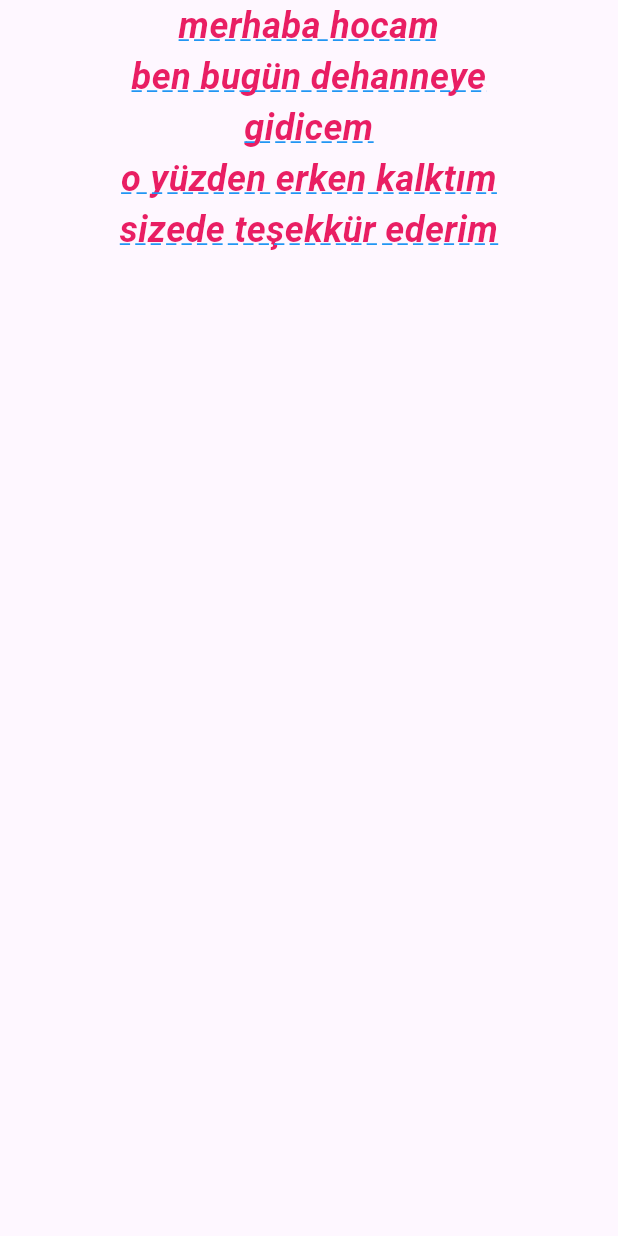
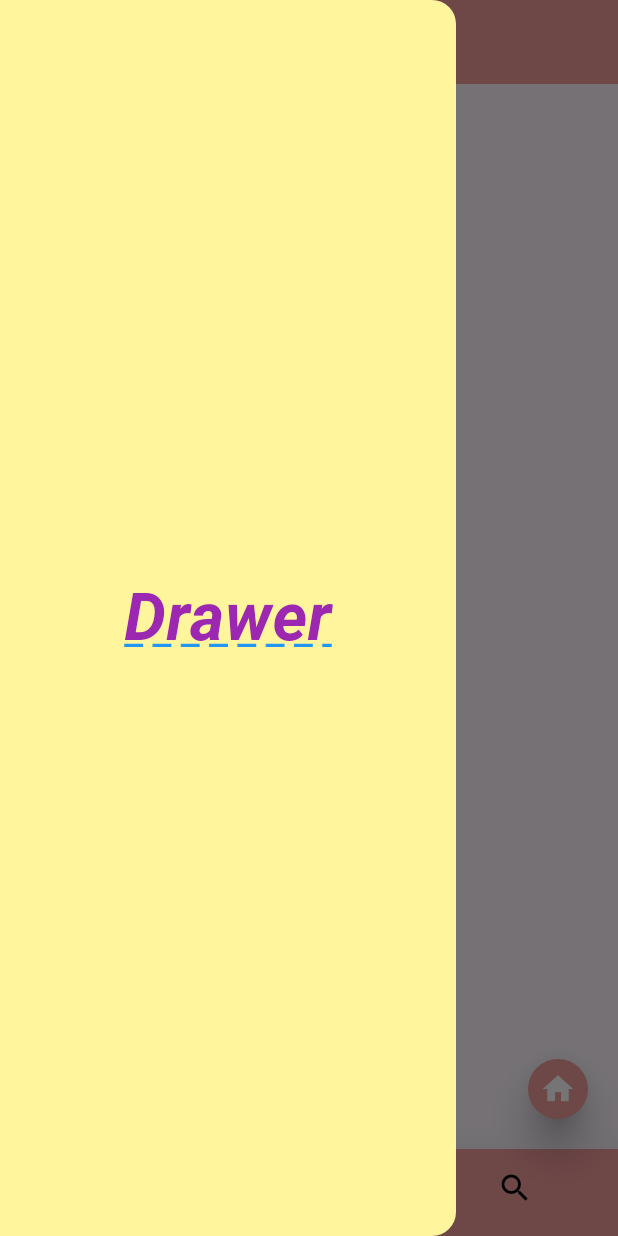
Before and after one commit to akkayasoft/OzelEkipDartFlutterDersleri20242025, a Flutter app: the screen it shows after launch, with the side drawer open (before the commit the screen has no drawer), on a phone screen of 412 x 824 dp. Run offline on Flutter 3.47's test engine with Material 3 defaults, Android fonts, the phone set to English and light mode, and no system bars.

Commit message:
ders3 bitti

```diff
--- a/lib/flutter/day002/ders2_text_widget.dart
+++ b/lib/flutter/day002/ders2_text_widget.dart
@@ -1,6 +1,9 @@
 import 'package:flutter/material.dart';
+import '../widgets/title_text.dart';
 
 class Ders2TextWidget extends StatelessWidget {
+  const Ders2TextWidget({super.key});
+
   @override
   Widget build(BuildContext context) {
     return const Scaffold(
@@ -20,7 +23,7 @@ class Ders2TextWidget extends StatelessWidget {
               title: "o yüzden erken kalktım",
             ),
             TitleText(
-              title: "sizede teşekkür ederim",
+              title: "sizeden teşekkür ederim",
             ),
           ],
         ),
@@ -28,30 +31,3 @@ class Ders2TextWidget extends StatelessWidget {
     );
   }
 }
-
-class TitleText extends StatelessWidget {
-  final String title;
-  const TitleText({
-    required this.title,
-    super.key,
-  });
-
-  @override
-  Widget build(BuildContext context) {
-    return Text(
-      title,
-      maxLines: 2,
-      textAlign: TextAlign.center,
-      overflow: TextOverflow.ellipsis,
-      style: const TextStyle(
-        color: Colors.pink,
-        fontSize: 24,
-        fontWeight: FontWeight.bold,
-        fontStyle: FontStyle.italic,
-        decoration: TextDecoration.underline,
-        decorationColor: Colors.blue,
-        decorationStyle: TextDecorationStyle.dashed,
-      ),
-    );
-  }
-}
--- /dev/null
+++ b/lib/flutter/day003/ders3_scaffold.dart
@@ -0,0 +1,32 @@
+import 'package:flutter/material.dart';
+import '../widgets/alt_menu.dart';
+import '../widgets/cekmece.dart';
+import '../widgets/floating_buton.dart';
+import '../widgets/title_text.dart';
+
+class Ders3Scaffold extends StatelessWidget {
+  const Ders3Scaffold({super.key});
+
+  @override
+  Widget build(BuildContext context) {
+    return Scaffold(
+      appBar: AppBar(
+        backgroundColor: Colors.red.shade200,
+        title: const Text("Scaffold"),
+        centerTitle: true,
+      ),
+      body: const Center(
+        child: TitleText(title: "Scaffold"),
+      ),
+      floatingActionButton: FloatingButon(),
+      drawer: Cekmece(),
+      // endDrawer: Drawer(
+      //   backgroundColor: Colors.yellow.shade200,
+      //   child: const Center(
+      //     child: TitleText(title: "EndDrawer"),
+      //   ),
+      // ),
+      bottomNavigationBar: AltMenu(),
+    );
+  }
+}
--- /dev/null
+++ b/lib/flutter/widgets/alt_menu.dart
@@ -0,0 +1,27 @@
+import 'package:flutter/material.dart';
+
+class AltMenu extends StatelessWidget {
+  const AltMenu({
+    super.key,
+  });
+
+  @override
+  Widget build(BuildContext context) {
+    return BottomNavigationBar(
+      onTap: (value) {
+        print("${value + 1} tiklandı");
+      },
+      elevation: 20,
+      backgroundColor: Colors.red.shade200,
+      selectedItemColor: Colors.white,
+      unselectedItemColor: Colors.black,
+      showUnselectedLabels: false,
+      currentIndex: 0,
+      items: const [
+        BottomNavigationBarItem(icon: Icon(Icons.home), label: "Home"),
+        BottomNavigationBarItem(icon: Icon(Icons.settings), label: "Settings"),
+        BottomNavigationBarItem(icon: Icon(Icons.search), label: "Araştır"),
+      ],
+    );
+  }
+}
--- /dev/null
+++ b/lib/flutter/widgets/cekmece.dart
@@ -0,0 +1,19 @@
+import 'package:flutter/material.dart';
+
+import 'title_text.dart';
+
+class Cekmece extends StatelessWidget {
+  const Cekmece({
+    super.key,
+  });
+
+  @override
+  Widget build(BuildContext context) {
+    return Drawer(
+      backgroundColor: Colors.yellow.shade200,
+      child: const Center(
+        child: TitleText(title: "Drawer"),
+      ),
+    );
+  }
+}
--- /dev/null
+++ b/lib/flutter/widgets/floating_buton.dart
@@ -0,0 +1,36 @@
+import 'package:flutter/material.dart';
+
+class FloatingButon extends StatelessWidget {
+  const FloatingButon({
+    super.key,
+  });
+
+  @override
+  Widget build(BuildContext context) {
+    return FloatingActionButton(
+      backgroundColor: Colors.red.shade200,
+      foregroundColor: Colors.white,
+      elevation: 10,
+      splashColor: Colors.blue,
+      highlightElevation: 20,
+      shape: const CircleBorder(),
+      mini: true,
+      tooltip: "merhaba",
+      autofocus: true,
+      heroTag: "merhaba",
+      onPressed: () {
+        showModalBottomSheet(
+          context: context,
+          builder: (context) => Container(
+            height: 200,
+            color: Colors.green.shade200,
+            child: const Center(
+              child: Text("merhaba"),
+            ),
+          ),
+        );
+      },
+      child: const Icon(Icons.home),
+    );
+  }
+}
--- /dev/null
+++ b/lib/flutter/widgets/title_text.dart
@@ -0,0 +1,28 @@
+import 'package:flutter/material.dart';
+
+class TitleText extends StatelessWidget {
+  final String title;
+  const TitleText({
+    required this.title,
+    super.key,
+  });
+
+  @override
+  Widget build(BuildContext context) {
+    return Text(
+      title,
+      maxLines: 2,
+      textAlign: TextAlign.center,
+      overflow: TextOverflow.ellipsis,
+      style: const TextStyle(
+        color: Colors.purple,
+        fontSize: 44,
+        fontWeight: FontWeight.bold,
+        fontStyle: FontStyle.italic,
+        decoration: TextDecoration.underline,
+        decorationColor: Colors.blue,
+        decorationStyle: TextDecorationStyle.dashed,
+      ),
+    );
+  }
+}
--- a/lib/main.dart
+++ b/lib/main.dart
@@ -1,5 +1,5 @@
 import 'package:flutter/material.dart';
-import 'flutter/day002/ders2_text_widget.dart';
+import 'flutter/day003/ders3_scaffold.dart';
 
 void main() {
   runApp(const MyApp());
@@ -8,18 +8,16 @@ void main() {
 class MyApp extends StatelessWidget {
   const MyApp({super.key});
 
-
   @override
   Widget build(BuildContext context) {
     return MaterialApp(
       debugShowCheckedModeBanner: false,
       title: 'Flutter Demo',
       theme: ThemeData(
-
         colorScheme: ColorScheme.fromSeed(seedColor: Colors.deepPurple),
         useMaterial3: true,
       ),
-      home: Ders2TextWidget(),
+      home: Ders3Scaffold(),
     );
   }
 }
```
